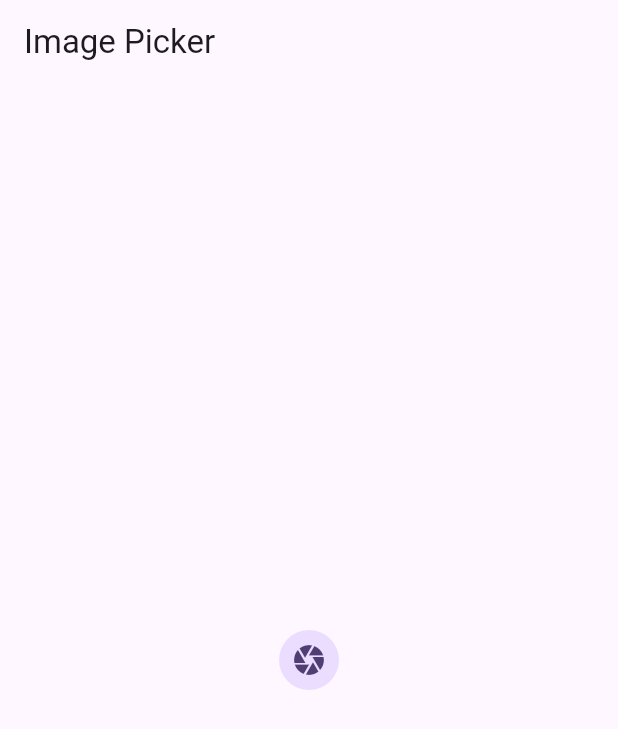
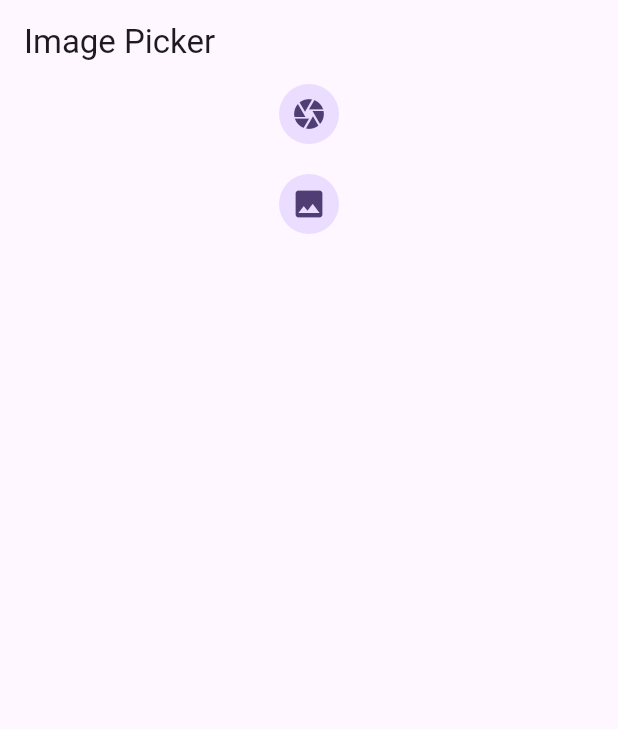
Before and after one commit to samiulhaquereal/Image-Picker-Bloc, a Flutter app: the screen it shows after launch, on a phone screen of 412 x 824 dp. Shown: the top 729 px of the screen. Run offline on Flutter 3.47's test engine with Material 3 defaults, Android fonts, the phone set to English and light mode, and no system bars; our stand-ins replace equatable, flutter_bloc, image_picker.

Commit message:
gallery picker

```diff
--- a/lib/screen/image_picker/image_picker_screen.dart
+++ b/lib/screen/image_picker/image_picker_screen.dart
@@ -12,7 +12,9 @@ class ImagePickerScreen extends StatelessWidget {
   Widget build(BuildContext context) {
     return SafeArea(child: Scaffold(
       appBar: AppBar(title: const Text('Image Picker'),),
-      body: Center(
+      body: Column(
+        children: [
+          Center(
             child: BlocBuilder<ImagePickerBloc, ImagePickerState>(builder: (context,state){
               return state.file == null ? InkWell(
                   onTap: ()=> context.read<ImagePickerBloc>().add(CameraCapture()),
@@ -21,6 +23,18 @@ class ImagePickerScreen extends StatelessWidget {
                   )) : Image.file(File(state.file!.path.toString()));
             }),
           ),
+          const SizedBox(height: 20),
+          Center(
+            child: BlocBuilder<ImagePickerBloc, ImagePickerState>(builder: (context,state){
+              return state.file == null ? InkWell(
+                  onTap: ()=> context.read<ImagePickerBloc>().add(GalleryImagePicker()),
+                  child: const CircleAvatar(
+                    child: Icon(Icons.photo),
+                  )) : Image.file(File(state.file!.path.toString()));
+            }),
+          ),
+        ],
+      ),
     ));
   }
 }
```
Lines whose indentation alone changed are shown as unchanged.
